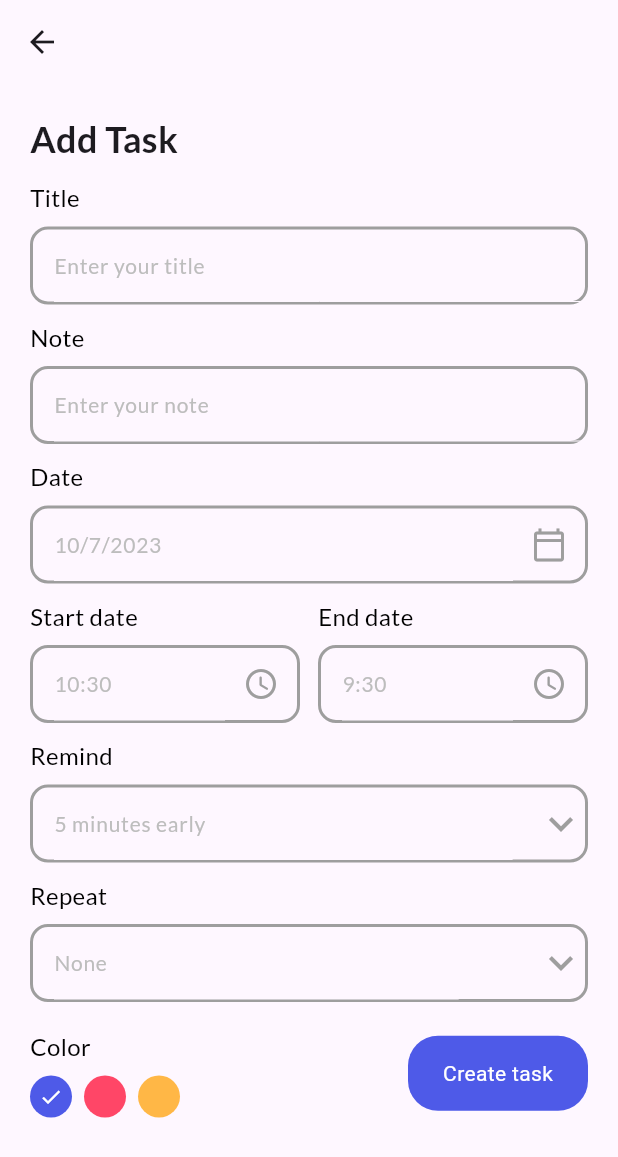
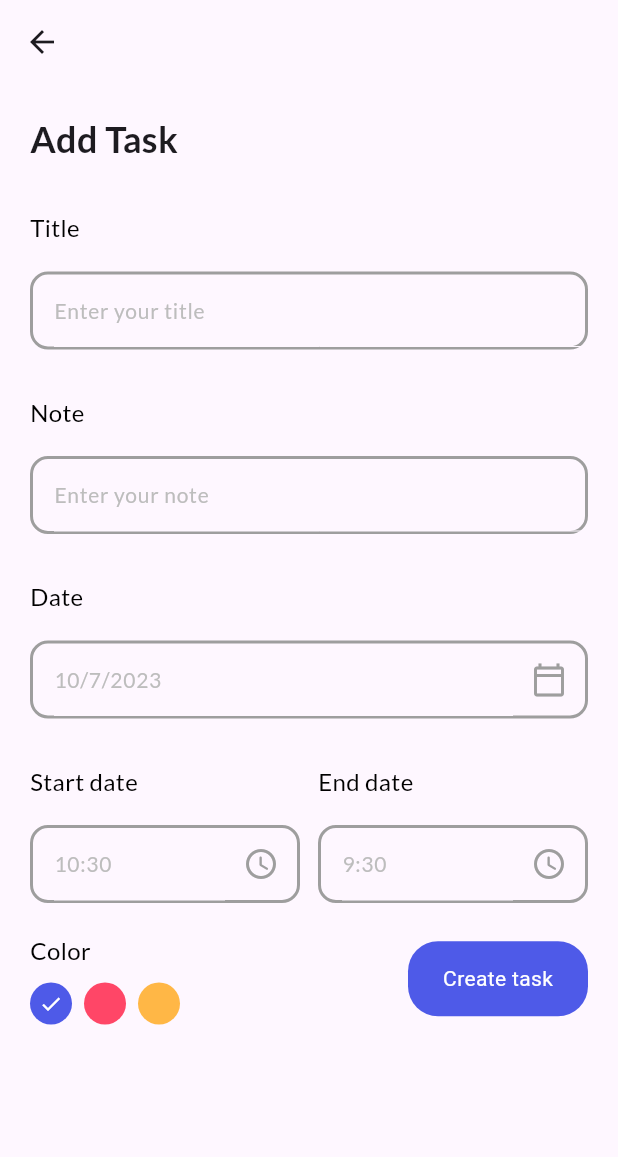
Before and after one commit to amaliahm/schedule, a Flutter app: the AddTaskPage screen opened directly, on a phone screen of 412 x 824 dp. Shown: the top 1157 px of the screen. Run offline on Flutter 3.47's test engine with Material 2 defaults, Android fonts, the phone set to English and light mode, and no system bars; our stand-ins replace date_picker_timeline, firebase_core, flutter_staggered_animations, get, get_storage, google_fonts and 1 more; accounts and stored records are empty.

Commit message:
add project

```diff
--- a/lib/addTaskBar.dart
+++ b/lib/addTaskBar.dart
@@ -19,10 +19,6 @@ class _AddTaskPageState extends State<AddTaskPage> {
   DateTime _selectedDate = DateTime.now();
   String _endTime = "9:30";
   String _startTime = DateFormat('hh:mm').format(DateTime.now()).toString();
-  int _selectedRemind = 5;
-  List<int> remindList = [5, 10, 15, 20];
-  String _selectedRepeat = "None";
-  List<String> repeatList = ["None", "Daily", "Weekly", "Monthly"];
   int _selectedColor = 0;
   final TextEditingController _titleController = TextEditingController();
   final TextEditingController _noteController = TextEditingController();
@@ -65,9 +61,7 @@ class _AddTaskPageState extends State<AddTaskPage> {
                 ),
               ),
               _startAndEndTime(),
-              remind(reminder: true),
-              remind(reminder: false),
-              const SizedBox(height: 18),
+              const SizedBox(height: 20),
               Row(
                 mainAxisAlignment: MainAxisAlignment.spaceBetween,
                 crossAxisAlignment: CrossAxisAlignment.center,
@@ -198,50 +192,6 @@ class _AddTaskPageState extends State<AddTaskPage> {
     );
   }
 
-  remind({required bool reminder}) {
-    return MyInputField(
-      title: reminder ? "Remind" : "Repeat",
-      hint: reminder ? "$_selectedRemind minutes early" : "$_selectedRepeat ",
-      widget: DropdownButton(
-        icon: const Icon(
-          Icons.keyboard_arrow_down,
-          color: Colors.grey,
-        ),
-        iconSize: 32,
-        elevation: 4,
-        underline: Container(
-          height: 0,
-        ),
-        style: subTitleStyle,
-        items: reminder
-            ? remindList.map<DropdownMenuItem<String>>((int value) {
-                return DropdownMenuItem<String>(
-                  value: value.toString(),
-                  child: Text(value.toString()),
-                );
-              }).toList()
-            : repeatList.map<DropdownMenuItem<String>>((String value) {
-                return DropdownMenuItem<String>(
-                  value: value,
-                  child: Text(
-                    value,
-                    style: const TextStyle(
-                      color: Colors.grey,
-                    ),
-                  ),
-                );
-              }).toList(),
-        onChanged: (String? newValue) {
-          setState(() {
-            reminder
-                ? _selectedRemind = int.parse(newValue!)
-                : _selectedRepeat = newValue!;
-          });
-        },
-      ),
-    );
-  }
-
   TextStyle get titleStyle {
     return GoogleFonts.lato(
       textStyle: TextStyle(
@@ -260,7 +210,7 @@ class _AddTaskPageState extends State<AddTaskPage> {
           "Color",
           style: titleStyle,
         ),
-        const SizedBox(height: 8),
+        const SizedBox(height: 10),
         Wrap(
           children: List<Widget>.generate(
             3,
@@ -324,8 +274,6 @@ class _AddTaskPageState extends State<AddTaskPage> {
         date: DateFormat.yMd().format(_selectedDate),
         startTime: _startTime,
         endTime: _endTime,
-        remind: _selectedRemind,
-        repeat: _selectedRepeat,
         color: _selectedColor,
         isCompleted: 0,
       ),
--- a/lib/db_helper.dart
+++ b/lib/db_helper.dart
@@ -19,7 +19,6 @@ class DBHelper {
           "id INTEGER PRIMARY KEY AUTOINCREMENT, "
           "title STRING, note TEXT, date STRING, "
           "startTime STRING, endTime STRING, "
-          "remind INTEGER, repeat INTEGER, "
           "color INTEGER, "
           "isCompleted INTEGER)",
         );
--- a/lib/task.dart
+++ b/lib/task.dart
@@ -7,8 +7,6 @@ class Task {
   String? startTime;
   String? endTime;
   int? color;
-  int? remind;
-  String? repeat;
 
   Task({
     this.id,
@@ -19,8 +17,6 @@ class Task {
     this.startTime,
     this.endTime,
     this.color,
-    this.remind,
-    this.repeat,
   });
 
   Task.fromJson(Map<String, dynamic> json) {
@@ -32,8 +28,6 @@ class Task {
     startTime = json['startTime'];
     endTime = json['endTime'];
     color = json['color'];
-    remind = json['remind'];
-    repeat = json['repeat'];
   }
 
   Map<String, dynamic> toJson() {
@@ -46,8 +40,6 @@ class Task {
     data['startTime'] = startTime;
     data['endTime'] = endTime;
     data['color'] = color;
-    data['remind'] = remind;
-    data['repeat'] = repeat;
     return data;
   }
 }
--- a/lib/task_tile.dart
+++ b/lib/task_tile.dart
@@ -15,7 +15,6 @@ class TaskTile extends StatelessWidget {
       margin: const EdgeInsets.only(bottom: 12),
       child: Container(
         padding: const EdgeInsets.all(16),
-        //  width: SizeConfig.screenWidth * 0.78,
         decoration: BoxDecoration(
           borderRadius: BorderRadius.circular(16),
           color: _getBGClr(task?.color ?? 0),
--- a/lib/widgets/button.dart
+++ b/lib/widgets/button.dart
@@ -11,8 +11,8 @@ class MyButton extends StatelessWidget {
     return GestureDetector(
       onTap: onTap,
       child: Container(
-        width: 120,//120
-        height: 50,//50
+        width: 120,
+        height: 50,
         decoration: BoxDecoration(
             borderRadius: BorderRadius.circular(20),
             color: primaryClr,
--- a/lib/widgets/input_field.dart
+++ b/lib/widgets/input_field.dart
@@ -18,7 +18,7 @@ class MyInputField extends StatelessWidget {
   @override
   Widget build(BuildContext context) {
     return Container(
-      margin: const EdgeInsets.only(top: 10),
+      margin: const EdgeInsets.only(top: 30),
       padding: const EdgeInsets.all(0),
       child: Column(
         crossAxisAlignment: CrossAxisAlignment.start,
@@ -26,6 +26,9 @@ class MyInputField extends StatelessWidget {
           Text(
             title,
             style: titleStyle,
+          ),
+          const SizedBox(
+            height: 10,
           ),
           Container(
             height: 52,
--- a/pubspec.yaml
+++ b/pubspec.yaml
@@ -25,6 +25,7 @@ dependencies:
   date_picker_timeline: ^1.2.5
   sqflite: ^2.3.0
   flutter_staggered_animations: ^1.1.1
+  # flutter_native_timezone: ^2.0.0
 
 dev_dependencies:
   flutter_test:
```
Also changed, not shown: lib/main.dart (+1 -46 lines), lib/schedule.dart (+0 -15 lines), pubspec.lock, 2 other files.
